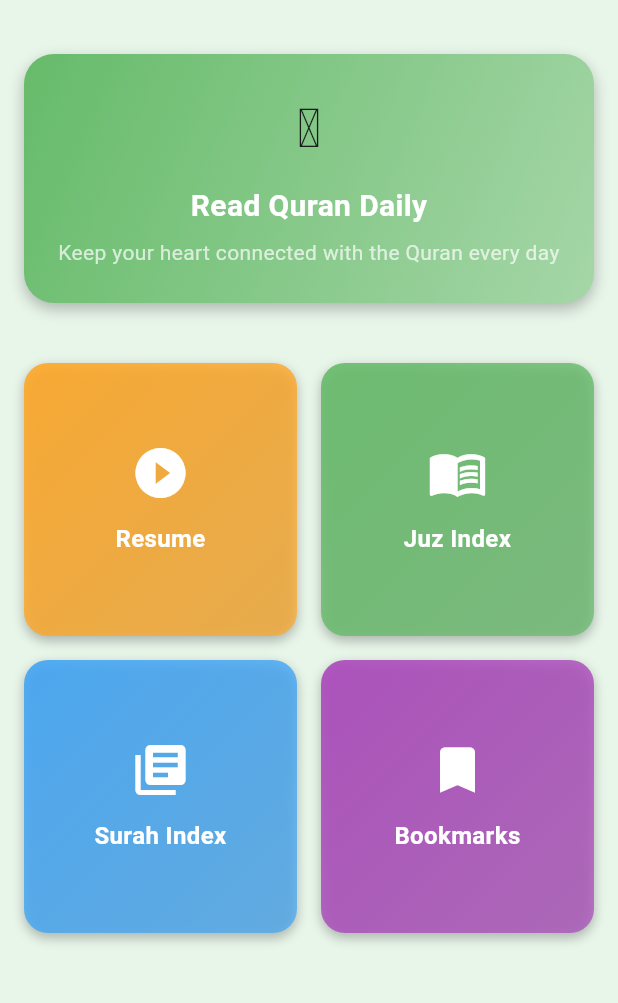
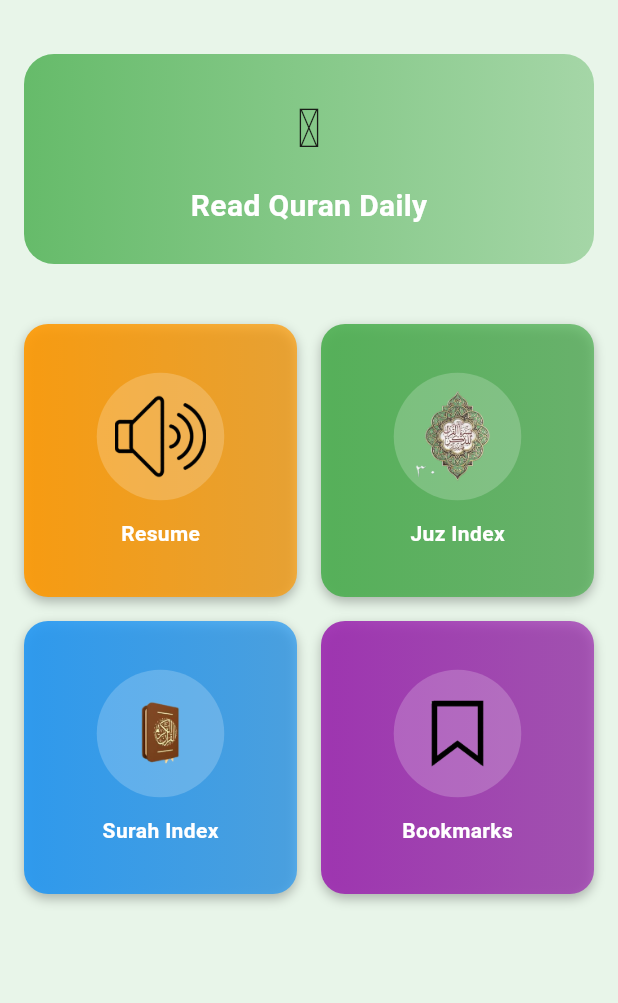
Before and after one commit to mdharis090/Quran-pak, a Flutter app: the screen it shows after launch, on a phone screen of 412 x 824 dp, the part 84-1087 px from its top. Run offline on Flutter 3.47's test engine with Material 3 defaults, Android fonts, the phone set to English and light mode, and no system bars; our stand-ins replace audioplayers, bloc, equatable, flutter_bloc, sqflite; accounts and stored records are empty.

Commit message:
A descriptive message of your changes

```diff
--- a/lib/screen/homescreen.dart
+++ b/lib/screen/homescreen.dart
@@ -1,4 +1,190 @@
-
+//
+// import 'package:flutter/material.dart';
+//
+// import 'bookmarkbloc/bookmark_screen.dart';
+// import 'surah_list_screen.dart';
+// import 'juz_list_screen.dart';
+//
+// class HomeScreen extends StatelessWidget {
+//   const HomeScreen({super.key});
+//
+//   @override
+//   Widget build(BuildContext context) {
+//     return Scaffold(
+//       backgroundColor: Colors.green.shade50,
+//       appBar: AppBar(
+//         title: const Text('Quran Pak'),
+//         centerTitle: true,
+//         backgroundColor: Colors.green.shade700,
+//         foregroundColor: Colors.white,
+//         elevation: 6,
+//       ),
+//       body: Padding(
+//         padding: const EdgeInsets.all(16),
+//         child: Column(
+//           children: [
+//             const SizedBox(height: 20),
+//
+//             Container(
+//               width: double.infinity,
+//               padding: const EdgeInsets.symmetric(vertical: 24, horizontal: 16),
+//               decoration: BoxDecoration(
+//                 gradient: LinearGradient(
+//                   colors: [Colors.green.shade400, Colors.green.shade200],
+//                   begin: Alignment.topLeft,
+//                   end: Alignment.bottomRight,
+//                 ),
+//                 borderRadius: BorderRadius.circular(20),
+//                 boxShadow: const [
+//                   BoxShadow(
+//                     color: Colors.black26,
+//                     blurRadius: 8,
+//                     offset: Offset(0, 4),
+//                   ),
+//                 ],
+//               ),
+//               child: const Column(
+//                 children: [
+//                   Text(
+//                     '﷽',
+//                     style: TextStyle(fontSize: 36),
+//                   ),
+//                   SizedBox(height: 12),
+//                   Text(
+//                     'Read Quran Daily',
+//                     style: TextStyle(
+//                       fontSize: 20,
+//                       fontWeight: FontWeight.bold,
+//                       color: Colors.white,
+//                     ),
+//                   ),
+//                   SizedBox(height: 6),
+//                   Text(
+//                     'Keep your heart connected with the Quran every day',
+//                     textAlign: TextAlign.center,
+//                     style: TextStyle(
+//                       fontSize: 14,
+//                       color: Colors.white70,
+//                     ),
+//                   ),
+//                 ],
+//               ),
+//             ),
+//
+//             const SizedBox(height: 40),
+//
+//             // 🔘 MENU GRID (Column-wise)
+//             Expanded(
+//               child: GridView.count(
+//                 crossAxisCount: 2, // 2 columns
+//                 mainAxisSpacing: 16,
+//                 crossAxisSpacing: 16,
+//                 children: [
+//                   _menuCard(
+//                     image: 'Surah.png',
+//                     icon: Icons.play_circle_fill,
+//                     title: 'Resume',
+//                     color: Colors.orange.shade400,
+//                     onTap: () {
+//                       Navigator.push(context, MaterialPageRoute(builder: (_)=> BookmarkScreen())
+//                       );
+//                     },
+//                   ),
+//                   _menuCard(
+//                     image: 'Surah.png',
+//                     icon: Icons.menu_book,
+//                     title: 'Juz Index',
+//                     color: Colors.green.shade400,
+//                     onTap: () {
+//                       Navigator.push(
+//                         context,
+//                         MaterialPageRoute(
+//                           builder: (_) => const JuzListScreen(),
+//                         ),
+//                       );
+//                     },
+//                   ),
+//                   _menuCard(
+//                     image: 'Surah.png',
+//                     icon: Icons.library_books,
+//                     title: 'Surah Index',
+//                     color: Colors.blue.shade400,
+//                     onTap: () {
+//                       Navigator.push(
+//                         context,
+//                         MaterialPageRoute(
+//                           builder: (_) => const SurahListScreen(),
+//                         ),
+//                       );
+//                     },
+//                   ),
+//                   _menuCard(
+//                     image: 'Surah.png',
+//                     icon: Icons.bookmark,
+//                     title: 'Bookmarks',
+//                     color: Colors.purple.shade400,
+//                     onTap: () {
+//                       Navigator.push(
+//                         context,
+//                         MaterialPageRoute(builder: (_) => const BookmarkScreen()),
+//                       );
+//                     },
+//                   ),
+//                 ],
+//               ),
+//             ),
+//           ],
+//         ),
+//       ),
+//     );
+//   }
+//
+//   Widget _menuCard({
+//     required IconData icon,
+//     required String image,
+//     required String title,
+//     required VoidCallback onTap,
+//     required Color color,
+//   }) {
+//     return GestureDetector(
+//       onTap: onTap,
+//       child: Container(
+//         padding: const EdgeInsets.symmetric(vertical: 20),
+//         decoration: BoxDecoration(
+//           gradient: LinearGradient(
+//             colors: [color.withOpacity(0.9), color.withOpacity(0.7)],
+//             begin: Alignment.topLeft,
+//             end: Alignment.bottomRight,
+//           ),
+//           borderRadius: BorderRadius.circular(16),
+//           boxShadow: const [
+//             BoxShadow(
+//               color: Colors.black26,
+//               blurRadius: 6,
+//               offset: Offset(0, 3),
+//             ),
+//           ],
+//         ),
+//         child: Column(
+//           mainAxisAlignment: MainAxisAlignment.center,
+//           children: [
+//             Icon(icon, size: 40, color: Colors.white),
+//             const SizedBox(height: 12),
+//             Text(
+//               title,
+//               textAlign: TextAlign.center,
+//               style: const TextStyle(
+//                 fontWeight: FontWeight.bold,
+//                 color: Colors.white,
+//                 fontSize: 16,
+//               ),
+//             ),
+//           ],
+//         ),
+//       ),
+//     );
+//   }
+// }
 import 'package:flutter/material.dart';
 
 import 'bookmarkbloc/bookmark_screen.dart';
@@ -25,31 +211,19 @@ class HomeScreen extends StatelessWidget {
           children: [
             const SizedBox(height: 20),
 
-            // 🌙 HEADER CARD
+            /// 🔰 HEADER
             Container(
               width: double.infinity,
               padding: const EdgeInsets.symmetric(vertical: 24, horizontal: 16),
               decoration: BoxDecoration(
                 gradient: LinearGradient(
                   colors: [Colors.green.shade400, Colors.green.shade200],
-                  begin: Alignment.topLeft,
-                  end: Alignment.bottomRight,
                 ),
                 borderRadius: BorderRadius.circular(20),
-                boxShadow: const [
-                  BoxShadow(
-                    color: Colors.black26,
-                    blurRadius: 8,
-                    offset: Offset(0, 4),
-                  ),
-                ],
               ),
               child: const Column(
                 children: [
-                  Text(
-                    '﷽',
-                    style: TextStyle(fontSize: 36),
-                  ),
+                  Text('﷽', style: TextStyle(fontSize: 36)),
                   SizedBox(height: 12),
                   Text(
                     'Read Quran Daily',
@@ -59,44 +233,36 @@ class HomeScreen extends StatelessWidget {
                       color: Colors.white,
                     ),
                   ),
-                  SizedBox(height: 6),
-                  Text(
-                    'Keep your heart connected with the Quran every day',
-                    textAlign: TextAlign.center,
-                    style: TextStyle(
-                      fontSize: 14,
-                      color: Colors.white70,
-                    ),
-                  ),
                 ],
               ),
             ),
 
             const SizedBox(height: 40),
 
-            // 🔘 MENU GRID (Column-wise)
+
             Expanded(
               child: GridView.count(
-                crossAxisCount: 2, // 2 columns
+                crossAxisCount: 2,
                 mainAxisSpacing: 16,
                 crossAxisSpacing: 16,
                 children: [
                   _menuCard(
-                    icon: Icons.play_circle_fill,
+                    imagePath: 'assets/resum.png',
                     title: 'Resume',
-                    color: Colors.orange.shade400,
+                    color: Colors.orange,
                     onTap: () {
-                      ScaffoldMessenger.of(context).showSnackBar(
-                        const SnackBar(
-                          content: Text('Resume feature coming soon'),
+                      Navigator.push(
+                        context,
+                        MaterialPageRoute(
+                          builder: (_) => const BookmarkScreen(),
                         ),
                       );
                     },
                   ),
                   _menuCard(
-                    icon: Icons.menu_book,
+                    imagePath: 'assets/juz.png',
                     title: 'Juz Index',
-                    color: Colors.green.shade400,
+                    color: Colors.green,
                     onTap: () {
                       Navigator.push(
                         context,
@@ -107,9 +273,9 @@ class HomeScreen extends StatelessWidget {
                     },
                   ),
                   _menuCard(
-                    icon: Icons.library_books,
+                    imagePath: 'assets/Surah.png',
                     title: 'Surah Index',
-                    color: Colors.blue.shade400,
+                    color: Colors.blue,
                     onTap: () {
                       Navigator.push(
                         context,
@@ -120,13 +286,15 @@ class HomeScreen extends StatelessWidget {
                     },
                   ),
                   _menuCard(
-                    icon: Icons.bookmark,
+                    imagePath: 'assets/book.png',
                     title: 'Bookmarks',
-                    color: Colors.purple.shade400,
+                    color: Colors.purple,
                     onTap: () {
                       Navigator.push(
                         context,
-                        MaterialPageRoute(builder: (_) => const BookmarkScreen()),
+                        MaterialPageRoute(
+                          builder: (_) => const BookmarkScreen(),
+                        ),
                       );
                     },
                   ),
@@ -140,7 +308,7 @@ class HomeScreen extends StatelessWidget {
   }
 
   Widget _menuCard({
-    required IconData icon,
+    required String imagePath,
     required String title,
     required VoidCallback onTap,
     required Color color,
@@ -148,12 +316,9 @@ class HomeScreen extends StatelessWidget {
     return GestureDetector(
       onTap: onTap,
       child: Container(
-        padding: const EdgeInsets.symmetric(vertical: 20),
         decoration: BoxDecoration(
           gradient: LinearGradient(
             colors: [color.withOpacity(0.9), color.withOpacity(0.7)],
-            begin: Alignment.topLeft,
-            end: Alignment.bottomRight,
           ),
           borderRadius: BorderRadius.circular(16),
           boxShadow: const [
@@ -167,15 +332,32 @@ class HomeScreen extends StatelessWidget {
         child: Column(
           mainAxisAlignment: MainAxisAlignment.center,
           children: [
-            Icon(icon, size: 40, color: Colors.white),
+            Container(
+              height: 85,
+              width: 85,
+              padding: const EdgeInsets.all(12),
+              decoration: BoxDecoration(
+                color: Colors.white.withOpacity(0.2),
+                shape: BoxShape.circle,
+              ),
+              child: Image.asset(
+                imagePath,
+                fit: BoxFit.contain,
+              ),
+            ),
+
+            //   Image.asset(
+          //     imagePath,
+          //     height: 48,
+          //     width: 48,
+          //     color: Colors.white,
+          //   ),
             const SizedBox(height: 12),
             Text(
               title,
-              textAlign: TextAlign.center,
               style: const TextStyle(
+                color: Colors.white,
                 fontWeight: FontWeight.bold,
-                color: Colors.white,
-                fontSize: 16,
               ),
             ),
           ],
--- a/pubspec.yaml
+++ b/pubspec.yaml
@@ -67,9 +67,9 @@ flutter:
   uses-material-design: true
 
   # To add assets to your application, add an assets section, like this:
-  # assets:
-  #   - images/a_dot_burr.jpeg
-  #   - images/a_dot_ham.jpeg
+  assets:
+   - assets/
+
 
   # An image asset can refer to one or more resolution-specific "variants", see
   # https://flutter.dev/to/resolution-aware-images
```
Also changed, not shown: assets/qr.jpg (added), assets/qrm.png (added), 1 other file.
